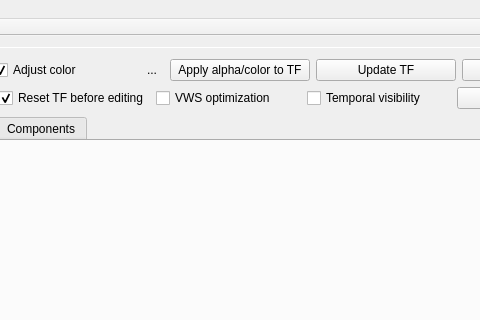
Above: QtCuda/mainwindow.ui from luosz/cuda-visibility before the change; both pictures show x 175 to 655 and y 0 to 320 of the 800 by 1000 pixel window. Below: the same form after it.
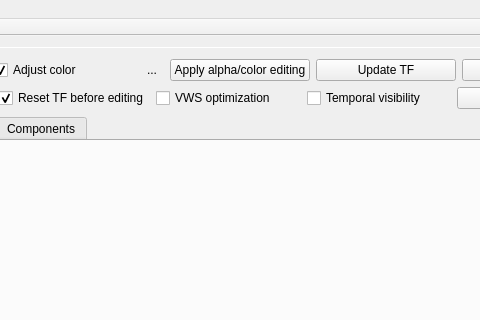
That is the form after the change.

The edit to the form file:
```diff
--- a/QtCuda/mainwindow.ui
+++ b/QtCuda/mainwindow.ui
@@ -90,7 +90,7 @@
            <item row="0" column="3">
             <widget class="QPushButton" name="pushButton_3">
              <property name="text">
-              <string>Apply alpha/color to TF</string>
+              <string>Apply alpha/color editing</string>
              </property>
             </widget>
            </item>
```
Left out of the diff: 4 changed lines with no effect on the pictures.
